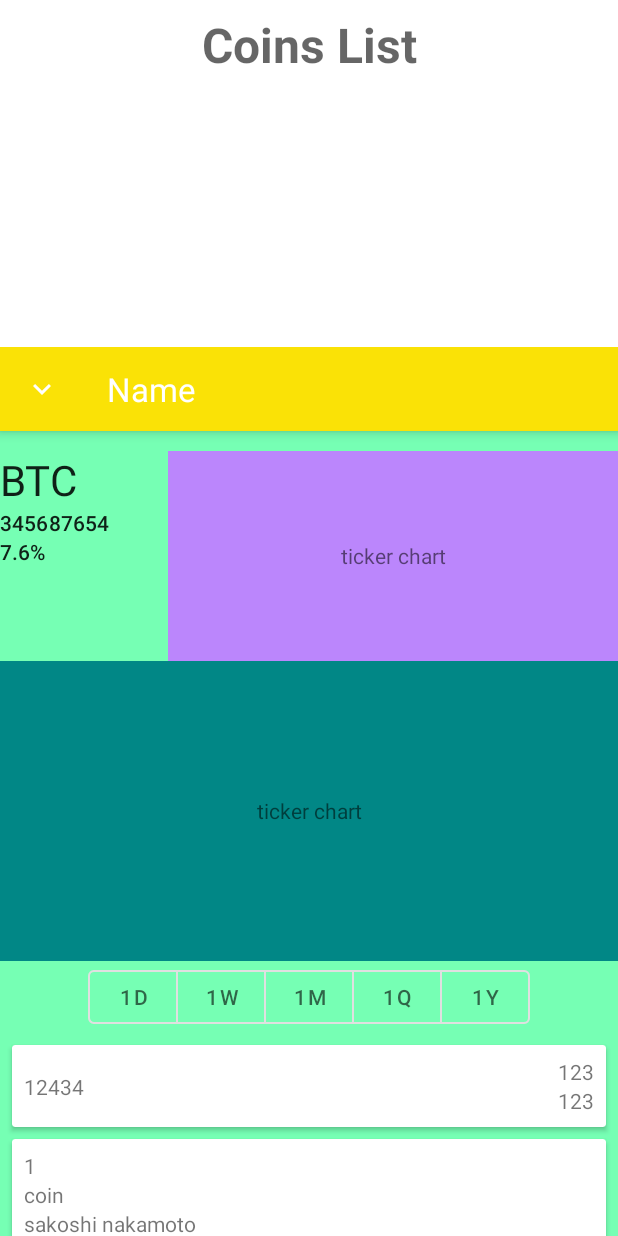
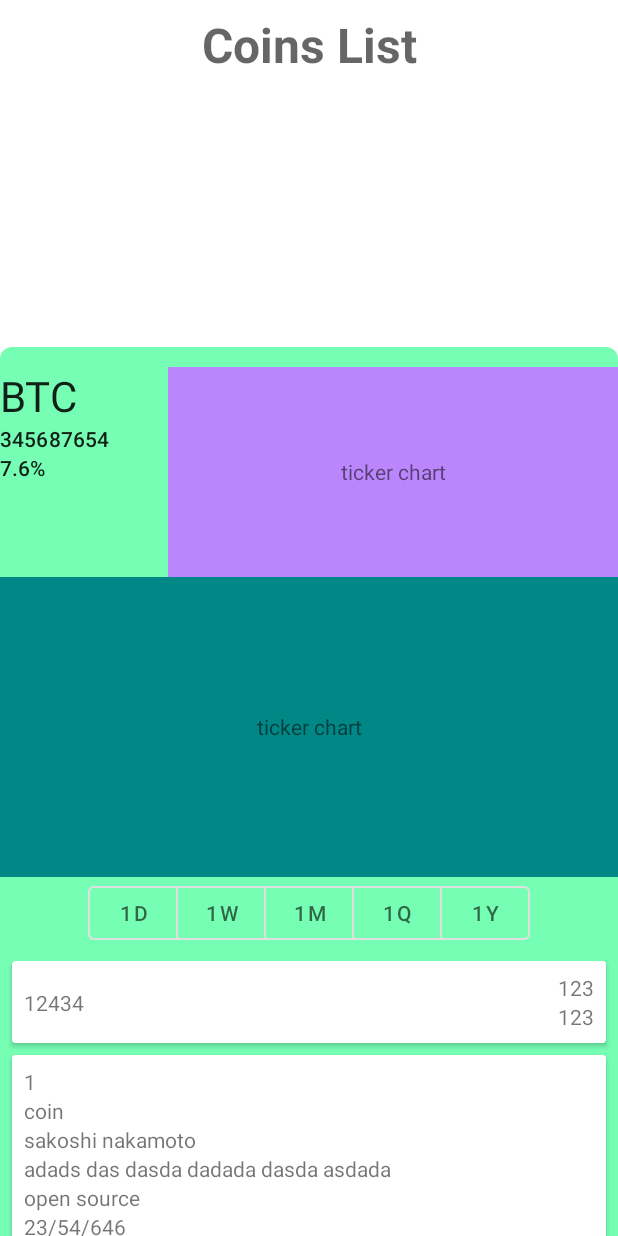
Before and after one commit to edcres/crypto-market, an Android app: the layout fragment_coins_list.xml on its own in the app's theme, with its tools: preview values and no code run, on a phone screen of 412 x 824 dp. Run offline under Robolectric (Android 15) with nearby library versions, the phone set to English and light mode, and no system bars.

Commit message:
Made bottomSheet sliding feel better and made the sheet appbar gone by default.

```diff
--- a/app/src/main/java/com/example/cryptomarket/ui/coins/CoinsListFragment.kt
+++ b/app/src/main/java/com/example/cryptomarket/ui/coins/CoinsListFragment.kt
@@ -90,6 +90,8 @@
                     Log.d(TAG, "onSlide: ")
                     if (appBarLayout.visibility == View.VISIBLE)
                         appBarLayout.visibility = View.INVISIBLE
+                    if (collapsedDataContainer.visibility == View.VISIBLE)
+                        collapsedDataContainer.visibility = View.INVISIBLE
                 }
             }
             bottomSheetBehavior.addBottomSheetCallback(bottomSheetCallback)
--- a/app/src/main/res/layout/fragment_coins_list.xml
+++ b/app/src/main/res/layout/fragment_coins_list.xml
@@ -53,7 +53,7 @@
                     android:layout_width="match_parent"
                     android:layout_height="?attr/actionBarSize"
                     android:background="@color/color_accent"
-                    android:visibility="visible">
+                    android:visibility="gone">
 
                     <LinearLayout
                         android:layout_width="match_parent"
```
